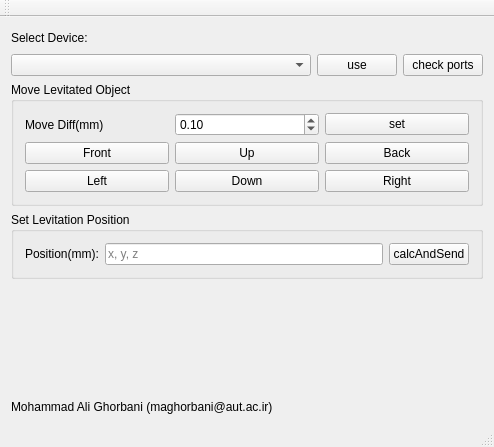
maghorbani/LevController, file MainWindow.ui: the form before one commit.
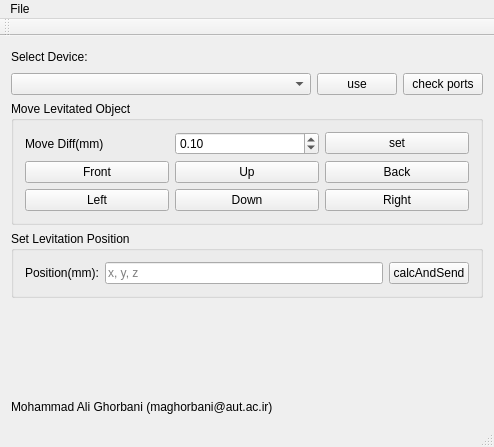
The form after the commit.

```diff
--- a/MainWindow.ui
+++ b/MainWindow.ui
@@ -207,6 +207,13 @@
      <height>22</height>
     </rect>
    </property>
+   <widget class="QMenu" name="menuFile">
+    <property name="title">
+     <string>File</string>
+    </property>
+    <addaction name="actionLoad_Struct"/>
+   </widget>
+   <addaction name="menuFile"/>
   </widget>
   <widget class="QToolBar" name="mainToolBar">
    <attribute name="toolBarArea">
```
Left out of the diff: 8 changed lines with no effect on the pictures.
